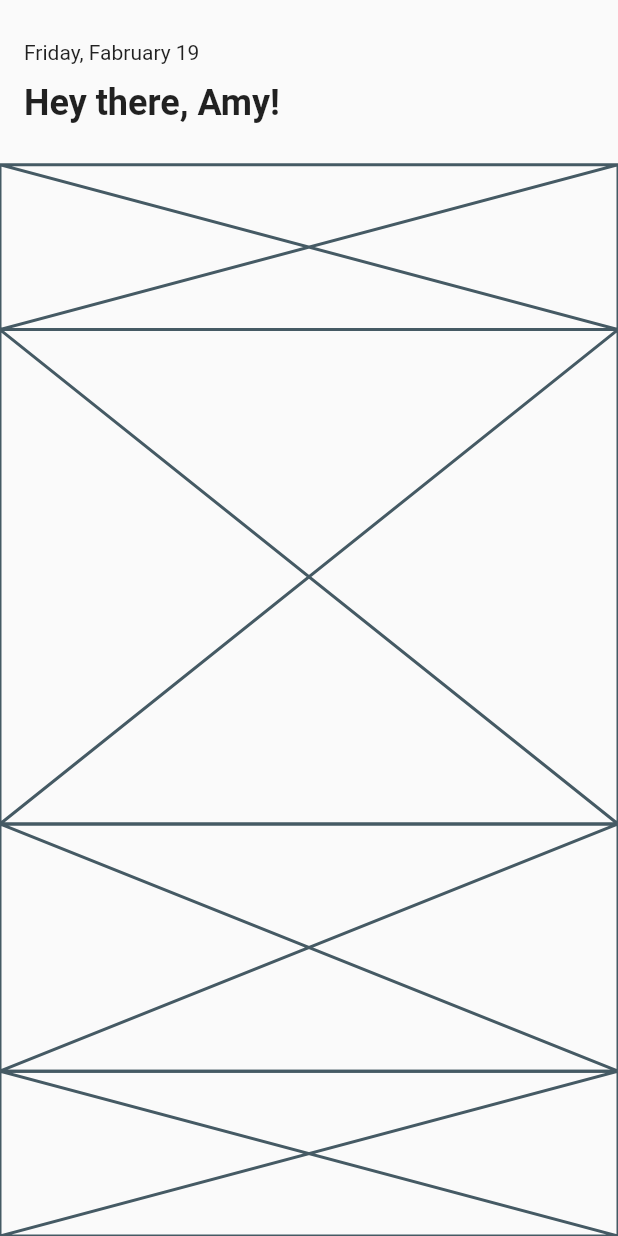
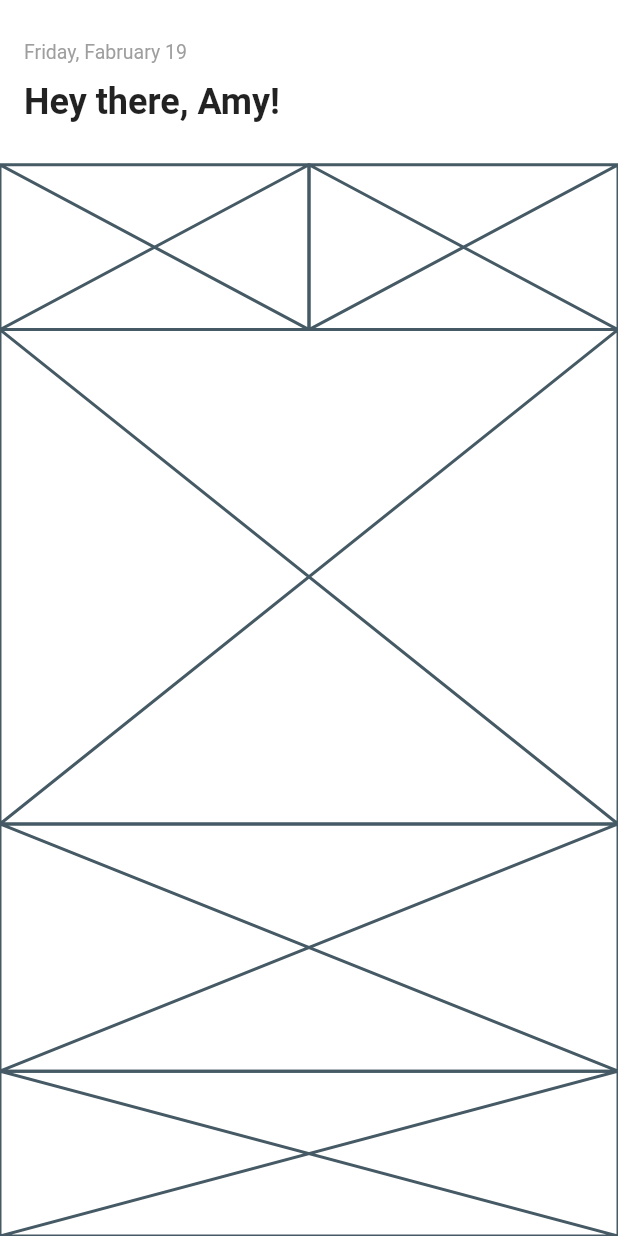
Before and after one commit to JAICHANGPARK/flutter_notebook_11th_story, a Flutter app: the screen it shows after launch, on a phone screen of 412 x 824 dp. Run offline on Flutter 3.47's test engine with Material 2 defaults, Android fonts, the phone set to English and light mode, and no system bars; our stand-ins replace backdrop, badges, flutter_inner_drawer, flutter_slidable, flutter_swiper, google_fonts.

Commit message:
Update experience_home_page.dart

```diff
--- a/lib/ep718_experience_app/experience_home_page.dart
+++ b/lib/ep718_experience_app/experience_home_page.dart
@@ -9,6 +9,7 @@ class _ExperienceHomePageState extends State<ExperienceHomePage> {
   @override
   Widget build(BuildContext context) {
     return Scaffold(
+      backgroundColor: Colors.white,
       body: SafeArea(
         child: Column(
           crossAxisAlignment: CrossAxisAlignment.start,
@@ -21,7 +22,10 @@ class _ExperienceHomePageState extends State<ExperienceHomePage> {
                     crossAxisAlignment: CrossAxisAlignment.start,
                     mainAxisAlignment: MainAxisAlignment.spaceEvenly,
                     children: [
-                      Text("Friday, Fabruary 19"),
+                      Text("Friday, Fabruary 19", style: TextStyle(
+                        fontSize: 13,
+                        color: Colors.grey
+                      ),),
                       Text("Hey there, Amy!",style: TextStyle(
                         fontSize: 24,
                         fontWeight: FontWeight.bold
@@ -29,7 +33,12 @@ class _ExperienceHomePageState extends State<ExperienceHomePage> {
                     ],
                   ),
                 )),
-            Expanded(flex: 2, child: Placeholder()),
+            Expanded(flex: 2, child: Row(
+              children: [
+                Expanded(child: Placeholder()),
+                Expanded(child: Placeholder()),
+              ],
+            )),
             Expanded(flex: 6, child: Placeholder()),
             Expanded(flex: 3, child: Placeholder()),
             Expanded(flex: 2, child: Placeholder()),
```
